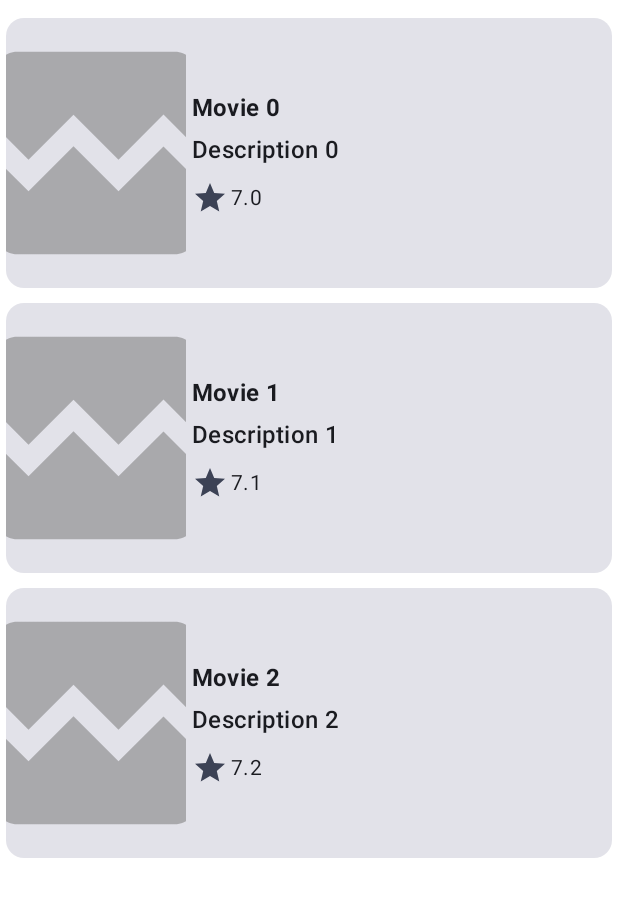
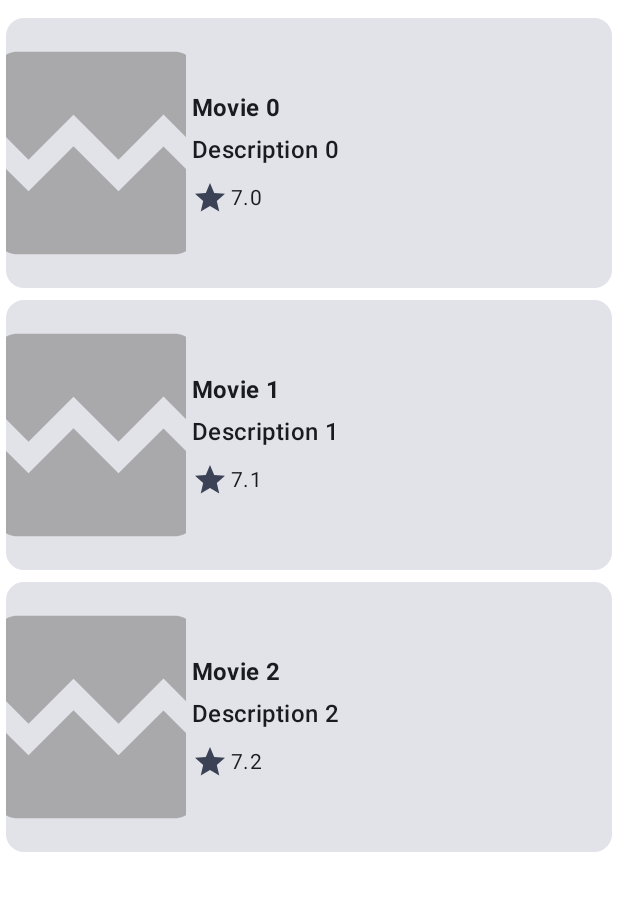
Before and after one commit to Byte-Repository/MovieBuffsApp, an Android app built with Jetpack Compose: the @Preview function MovieListPreview, on a phone screen of 412 x 824 dp. Shown: the top 897 px of the screen. Run offline under Robolectric (Android 15) with nearby library versions, the phone set to English and light mode, and no system bars; our stand-ins replace window size class; pictures from the network do not load.

Commit message:
Commit.17

```diff
--- a/app/src/main/java/com/example/moviebuffsapp/ui/MovieScreen.kt
+++ b/app/src/main/java/com/example/moviebuffsapp/ui/MovieScreen.kt
@@ -106,7 +106,7 @@ fun HomeScreen(
                                 viewModel.updateCurrentMovie(it)
                                 viewModel.navigateToDetailPage()
                             },
-                            contentPadding = contentPadding
+                            contentPadding = contentPadding,
                         )
                     }
                     else -> {
@@ -318,7 +318,6 @@ fun MovieList(
         modifier = modifier
             .padding(4.dp)
             .fillMaxWidth(),
-        verticalArrangement = Arrangement.spacedBy(2.dp),
     ) {
         items(items = movies, key = { movie -> movie.title }) { movie ->
             MovieCard(
```
